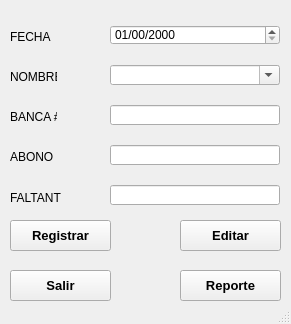
This is MiniNomina/FrmDesign/Faltantes.ui in CodeDrTech/DevelopPython as Qt 5 draws it before an edit. The edited form follows.
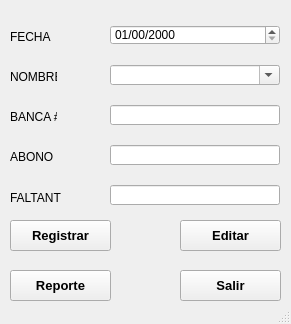
This is the edited form. Icons and pictures are not drawn.

Patch:
```diff
--- a/MiniNomina/FrmDesign/Faltantes.ui
+++ b/MiniNomina/FrmDesign/Faltantes.ui
@@ -20,7 +20,7 @@
    <widget class="QPushButton" name="BtnSalir">
     <property name="geometry">
      <rect>
-      <x>10</x>
+      <x>180</x>
       <y>270</y>
       <width>101</width>
       <height>31</height>
@@ -234,7 +234,7 @@
    <widget class="QPushButton" name="BtnReporte">
     <property name="geometry">
      <rect>
-      <x>180</x>
+      <x>10</x>
       <y>270</y>
       <width>101</width>
       <height>31</height>
```
Left out of the diff: 2 changed lines with no effect on the pictures.
